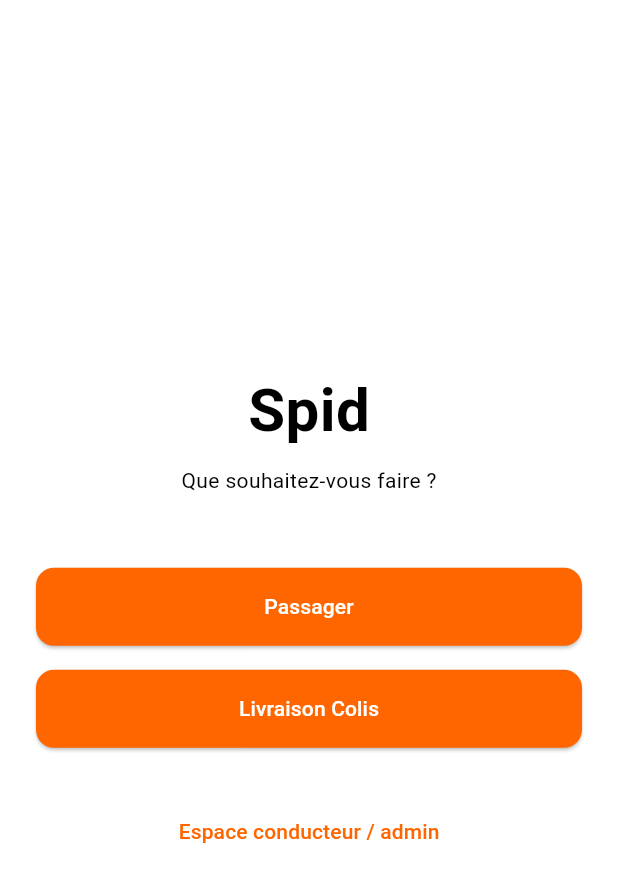
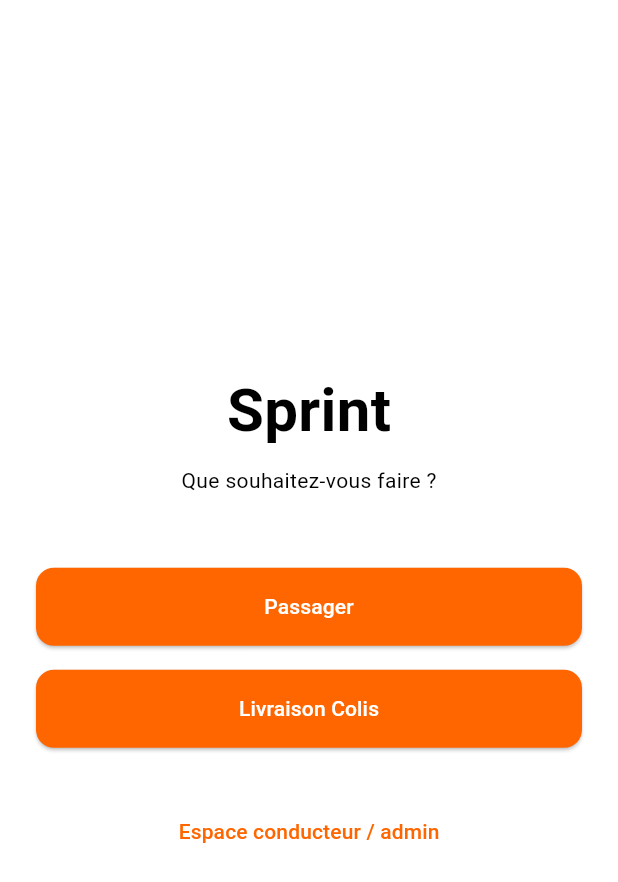
Before and after one commit to abdoungom1999-design/-claude-, a Flutter app: the screen it shows after launch, on a phone screen of 412 x 824 dp. Shown: the top 882 px of the screen. Run offline on Flutter 3.47's test engine with Material 3 defaults, Android fonts, the phone set to English and light mode, and no system bars; our stand-ins replace go_router.

Commit message:
Rebranding Spid -> Sprint (Groupe Santine)
Renomme les références de marque dans le backend (schéma Prisma,
docker-compose, .env.example, health check API) et l'app Flutter
(pubspec, SprintApp, écran d'accueil, thème).

```diff
--- a/mobile/lib/app.dart
+++ b/mobile/lib/app.dart
@@ -2,13 +2,13 @@ import 'package:flutter/material.dart';
 import 'core/router/app_router.dart';
 import 'core/theme/app_theme.dart';
 
-class SpidApp extends StatelessWidget {
-  const SpidApp({super.key});
+class SprintApp extends StatelessWidget {
+  const SprintApp({super.key});
 
   @override
   Widget build(BuildContext context) {
     return MaterialApp.router(
-      title: 'Spid',
+      title: 'Sprint',
       debugShowCheckedModeBanner: false,
       theme: AppTheme.light,
       routerConfig: appRouter,
--- a/mobile/lib/core/theme/app_colors.dart
+++ b/mobile/lib/core/theme/app_colors.dart
@@ -1,6 +1,6 @@
 import 'package:flutter/material.dart';
 
-/// Identité visuelle Spid : dominante blanche, appels à l'action en orange,
+/// Identité visuelle Sprint : dominante blanche, appels à l'action en orange,
 /// textes et structures en noir.
 class AppColors {
   AppColors._();
--- a/mobile/lib/features/onboarding/presentation/accueil_page.dart
+++ b/mobile/lib/features/onboarding/presentation/accueil_page.dart
@@ -17,7 +17,7 @@ class AccueilPage extends StatelessWidget {
             mainAxisAlignment: MainAxisAlignment.center,
             children: [
               const Text(
-                'Spid',
+                'Sprint',
                 style: TextStyle(fontSize: 40, fontWeight: FontWeight.bold),
               ),
               const SizedBox(height: 8),
--- a/mobile/lib/main.dart
+++ b/mobile/lib/main.dart
@@ -2,5 +2,5 @@ import 'package:flutter/material.dart';
 import 'app.dart';
 
 void main() {
-  runApp(const SpidApp());
+  runApp(const SprintApp());
 }
```
Also changed, not shown: mobile/pubspec.yaml (+4 -3 lines), 7 other files.
